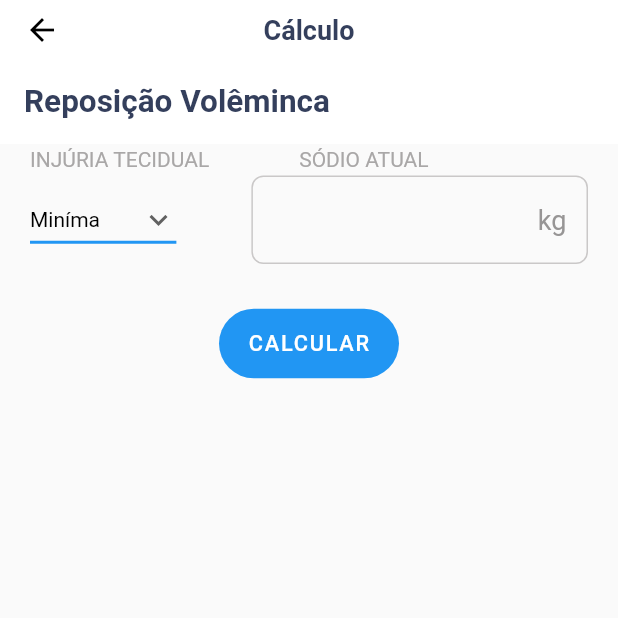
After one commit to patrickkaic/AxCalc, a Flutter app: the detailsPageReplacement screen opened by its route, on a phone screen of 412 x 824 dp, the top half of it. The commit adds this screen. Run offline on Flutter 3.47's test engine with Material 2 defaults, Android fonts, the phone set to English and light mode, and no system bars; our stand-ins replace go_router, toggle_switch.

Commit message:
the screens of unit was removed and new one added, the replacement screen added

```diff
--- /dev/null
+++ b/lib/details_page/replacement/details_page_replacement.dart
@@ -0,0 +1,165 @@
+// ignore_for_file: prefer_const_constructors, prefer_const_literals_to_create_immutables, sort_child_properties_last
+
+import 'package:flutter/material.dart';
+
+class detailsPageReplacement extends StatefulWidget {
+  const detailsPageReplacement({super.key});
+
+  @override
+  State<detailsPageReplacement> createState() => _detailsPageReplacementState();
+}
+
+class _detailsPageReplacementState extends State<detailsPageReplacement> {
+  TextEditingController inputController = TextEditingController();
+
+  List<String> options = [
+    'Miníma',
+    'Baixa',
+    'Moderada',
+    'Severa',
+    'Emergência',
+  ];
+
+  @override
+  Widget build(BuildContext context) {
+    String dropDownValue = options.first;
+    return Scaffold(
+      appBar: PreferredSize(
+        preferredSize: Size.fromHeight(40.0),
+        child: AppBar(
+          leading: BackButton(color: Colors.black),
+          backgroundColor: Colors.white,
+          centerTitle: true,
+          elevation: 0,
+          title: Text(
+            'Cálculo',
+            style: TextStyle(
+              color: Color.fromARGB(255, 52, 63, 92),
+              fontSize: 18,
+              fontWeight: FontWeight.bold,
+            ),
+          ),
+        ),
+      ),
+      body: Column(
+        children: [
+          Padding(
+            padding: const EdgeInsets.all(0.0),
+            child: AppBar(
+              elevation: 0,
+              automaticallyImplyLeading: false,
+              backgroundColor: Colors.white,
+              title: Text(
+                'Reposição Volêminca',
+                style: TextStyle(
+                  color: Color.fromARGB(255, 52, 63, 92),
+                  fontSize: 21,
+                  fontWeight: FontWeight.bold,
+                ),
+              ),
+            ),
+          ),
+          SizedBox(
+            height: 2,
+          ),
+          Row(
+            children: [
+              Padding(
+                padding: const EdgeInsets.symmetric(horizontal: 20),
+                child: Text(
+                  'INJÚRIA TECIDUAL',
+                  style: TextStyle(
+                    fontSize: 14,
+                    color: Color.fromARGB(255, 169, 167, 167),
+                  ),
+                ),
+              ),
+              SizedBox(width: 40),
+              Text(
+                'SÓDIO ATUAL',
+                style: TextStyle(
+                  fontSize: 14,
+                  color: Color.fromARGB(255, 169, 167, 167),
+                ),
+              ),
+            ],
+          ),
+          Padding(
+            padding: const EdgeInsets.symmetric(horizontal: 20.0, vertical: 3),
+            child: Row(
+              children: [
+                DropdownButton(
+                  value: dropDownValue,
+                  icon: Icon(Icons.keyboard_arrow_down),
+                  elevation: 0,
+                  style: TextStyle(color: Colors.black),
+                  underline: Container(
+                    height: 2,
+                    color: Colors.blue,
+                  ),
+                  onChanged: (newValue) {
+                    setState(() {
+                      dropDownValue = newValue as String;
+                    });
+                  },
+                  items: options.map((value) {
+                    return DropdownMenuItem(
+                      child: Text(value),
+                      value: value,
+                    );
+                  }).toList(),
+                ),
+                SizedBox(width: 50),
+                Expanded(
+                  child: TextFormField(
+                    controller: inputController,
+                    keyboardType: TextInputType.number,
+                    decoration: InputDecoration(
+                      focusedBorder: OutlineInputBorder(
+                        borderSide: BorderSide(
+                          color: Color.fromARGB(255, 202, 200, 200),
+                        ),
+                        borderRadius: BorderRadius.circular(8),
+                      ),
+                      suffixIcon: Align(
+                        widthFactor: 1.0,
+                        heightFactor: 1.0,
+                        child: Text(
+                          'kg',
+                          style: TextStyle(
+                            fontSize: 18,
+                            color: Color.fromARGB(255, 151, 149, 149),
+                          ),
+                        ),
+                      ),
+                      enabledBorder: OutlineInputBorder(
+                        borderSide: BorderSide(
+                          color: const Color.fromARGB(255, 202, 200, 200),
+                        ),
+                        borderRadius: BorderRadius.circular(8),
+                      ),
+                    ),
+                  ),
+                ),
+              ],
+            ),
+          ),
+          SizedBox(
+            width: 120,
+            height: 100,
+            child: FittedBox(
+              child: FloatingActionButton.extended(
+                elevation: 0,
+                onPressed: null,
+                label: Text(
+                  'CALCULAR',
+                  style: TextStyle(fontSize: 15),
+                ),
+              ),
+            ),
+          ),
+        ],
+      ),
+    );
+  }
+}
--- a/lib/homescreen/home_page.dart
+++ b/lib/homescreen/home_page.dart
@@ -83,9 +83,9 @@ class HomePage extends StatelessWidget {
             },
           ),
           MyCards(
-            text: 'Conversor de unidades',
+            text: 'Reposição Volêminca',
             onTap: () {
-              GoRouter.of(context).push('/detalhesunit');
+              GoRouter.of(context).push('/detalhesreplace');
             },
           ),
         ],
--- a/lib/routes.dart
+++ b/lib/routes.dart
@@ -1,8 +1,9 @@
 import 'package:axcalc/details_page/IMC/details_page_imc.dart';
 import 'package:axcalc/details_page/infusion/details_page_infusion.dart';
 import 'package:axcalc/details_page/jejum/details_page_jejum.dart';
+import 'package:axcalc/details_page/replacement/details_page_replacement.dart';
 import 'package:axcalc/details_page/solutions/details_page_solutions.dart';
-import 'package:axcalc/details_page/unit/details_page_unit.dart';
+
 import 'package:axcalc/intro_screen/intro_screen.dart';
 import 'package:axcalc/homescreen/home_page.dart';
 import 'package:flutter/material.dart';
@@ -56,9 +57,9 @@ List<GoRoute> appRotes = [
     },
   ),
   GoRoute(
-    path: '/detalhesunit',
+    path: '/detalhesreplace',
     builder: (context, state) {
-      return const detailsPageUnit();
+      return const detailsPageReplacement();
     },
   ),
 ];
```
Also changed, not shown: lib/details_page/unit/details_page_unit.dart (deleted, +0 -233 lines), lib/details_page/unit/result_unit.dart (deleted, +0 -190 lines).
